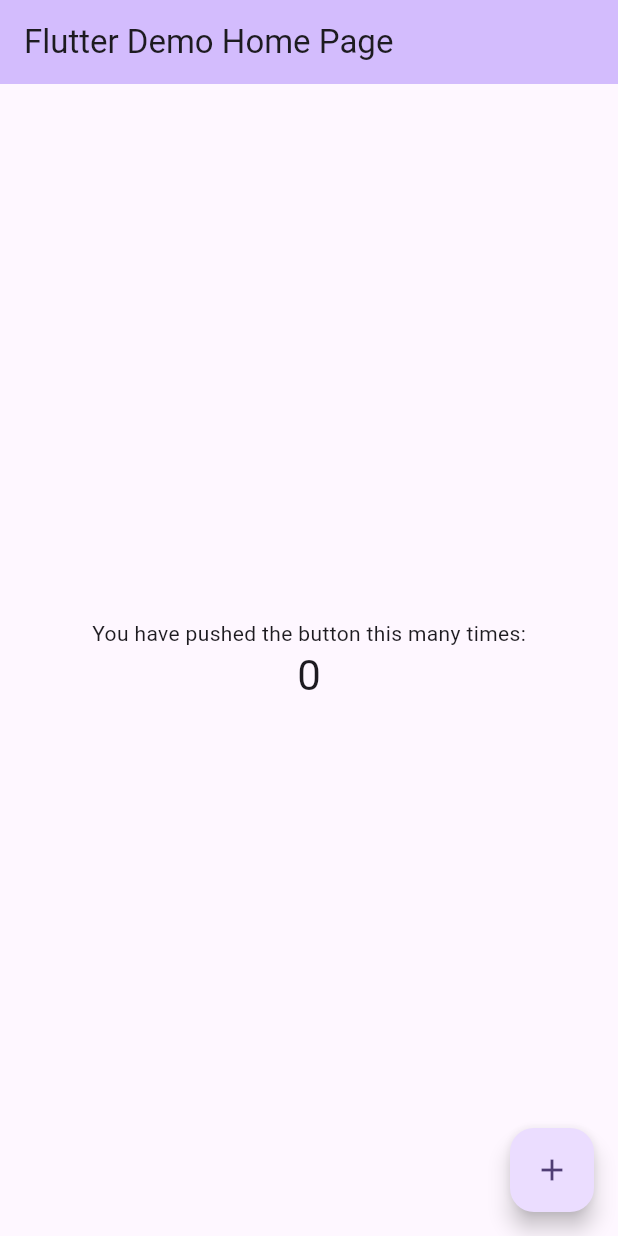
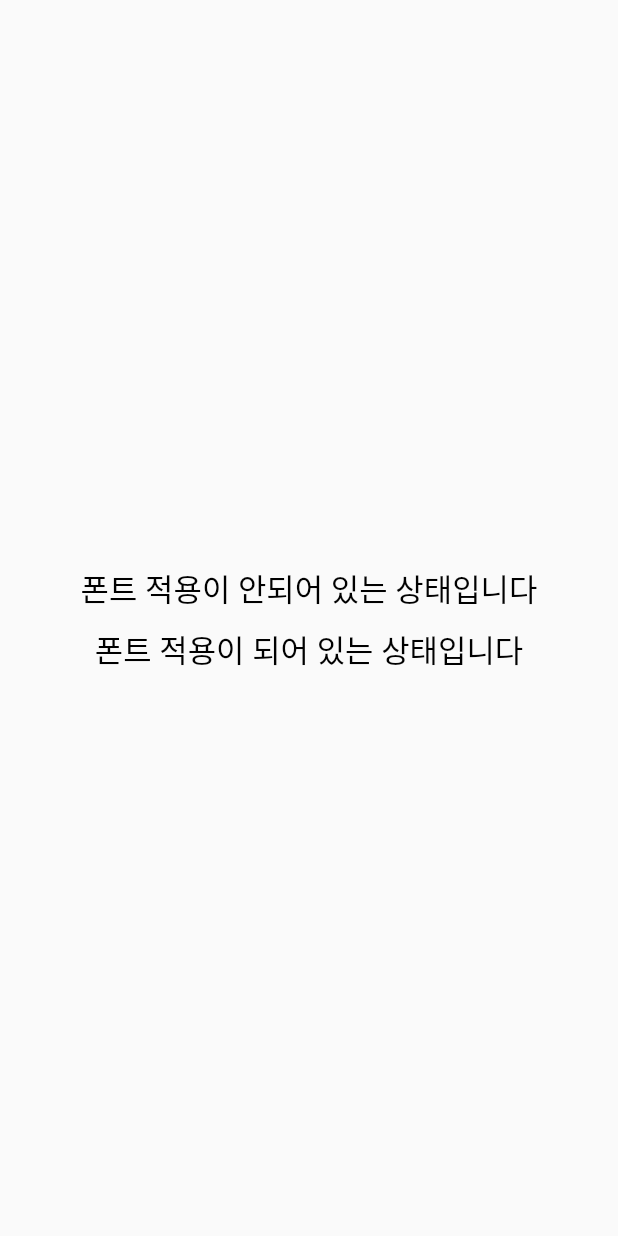
Before and after one commit to Lovingcats/ddobagi-app, a Flutter app: the screen it shows after launch, on a phone screen of 412 x 824 dp. Run offline on Flutter 3.47's test engine with Material 2 defaults, Android fonts, the phone set to English and light mode, and no system bars; our stand-ins replace flutter_screenutil; Roboto replaces fonts that are missing (pretendar).

Commit message:
[ADD] test main page

```diff
--- a/ddobagi_app/lib/main.dart
+++ b/ddobagi_app/lib/main.dart
@@ -1,4 +1,7 @@
 import 'package:flutter/material.dart';
+import 'package:flutter/services.dart';
+import 'package:flutter_screenutil/flutter_screenutil.dart';
+import 'package:provider/provider.dart';
 
 void main() {
   runApp(const MyApp());
@@ -7,119 +10,60 @@ void main() {
 class MyApp extends StatelessWidget {
   const MyApp({super.key});
 
-  // This widget is the root of your application.
   @override
   Widget build(BuildContext context) {
-    return MaterialApp(
-      title: 'Flutter Demo',
-      theme: ThemeData(
-        // This is the theme of your application.
-        //
-        // TRY THIS: Try running your application with "flutter run". You'll see
-        // the application has a blue toolbar. Then, without quitting the app,
-        // try changing the seedColor in the colorScheme below to Colors.green
-        // and then invoke "hot reload" (save your changes or press the "hot
-        // reload" button in a Flutter-supported IDE, or press "r" if you used
-        // the command line to start the app).
-        //
-        // Notice that the counter didn't reset back to zero; the application
-        // state is not lost during the reload. To reset the state, use hot
-        // restart instead.
-        //
-        // This works for code too, not just values: Most code changes can be
-        // tested with just a hot reload.
-        colorScheme: ColorScheme.fromSeed(seedColor: Colors.deepPurple),
-        useMaterial3: true,
-      ),
-      home: const MyHomePage(title: 'Flutter Demo Home Page'),
+    SystemChrome.setPreferredOrientations([
+      DeviceOrientation.portraitUp, // 세로 정방향만 사용할 수 있다.
+      // DeviceOrientation.portraitDown,
+      // DeviceOrientation.landscapeLeft,
+      // DeviceOrientation.landscapeRight,
+    ]);
+
+    return ScreenUtilInit(
+      //screenutil 라이브러리 (뒤에 .h, .w00, .r, .sp등등 크기를 반응형으로 만들어줌)
+      designSize: const Size(360, 800), // 어떤 사이즈를 기준으로 만들것인가
+      builder: (BuildContext context, Widget? child) => const MaterialApp(
+          title: '꼬꼬댁', debugShowCheckedModeBanner: false, home: const Login()),
     );
   }
 }
 
-class MyHomePage extends StatefulWidget {
-  const MyHomePage({super.key, required this.title});
-
-  // This widget is the home page of your application. It is stateful, meaning
-  // that it has a State object (defined below) that contains fields that affect
-  // how it looks.
-
-  // This class is the configuration for the state. It holds the values (in this
-  // case the title) provided by the parent (in this case the App widget) and
-  // used by the build method of the State. Fields in a Widget subclass are
-  // always marked "final".
-
-  final String title;
+class Login extends StatefulWidget {
+  const Login({super.key});
 
   @override
-  State<MyHomePage> createState() => _MyHomePageState();
+  State<Login> createState() => _LoginState();
 }
 
-class _MyHomePageState extends State<MyHomePage> {
-  int _counter = 0;
-
-  void _incrementCounter() {
-    setState(() {
-      // This call to setState tells the Flutter framework that something has
-      // changed in this State, which causes it to rerun the build method below
-      // so that the display can reflect the updated values. If we changed
-      // _counter without calling setState(), then the build method would not be
-      // called again, and so nothing would appear to happen.
-      _counter++;
-    });
-  }
-
+class _LoginState extends State<Login> {
   @override
   Widget build(BuildContext context) {
-    // This method is rerun every time setState is called, for instance as done
-    // by the _incrementCounter method above.
-    //
-    // The Flutter framework has been optimized to make rerunning build methods
-    // fast, so that you can just rebuild anything that needs updating rather
-    // than having to individually change instances of widgets.
     return Scaffold(
-      appBar: AppBar(
-        // TRY THIS: Try changing the color here to a specific color (to
-        // Colors.amber, perhaps?) and trigger a hot reload to see the AppBar
-        // change color while the other colors stay the same.
-        backgroundColor: Theme.of(context).colorScheme.inversePrimary,
-        // Here we take the value from the MyHomePage object that was created by
-        // the App.build method, and use it to set our appbar title.
-        title: Text(widget.title),
-      ),
+      appBar: null,
       body: Center(
-        // Center is a layout widget. It takes a single child and positions it
-        // in the middle of the parent.
         child: Column(
-          // Column is also a layout widget. It takes a list of children and
-          // arranges them vertically. By default, it sizes itself to fit its
-          // children horizontally, and tries to be as tall as its parent.
-          //
-          // Column has various properties to control how it sizes itself and
-          // how it positions its children. Here we use mainAxisAlignment to
-          // center the children vertically; the main axis here is the vertical
-          // axis because Columns are vertical (the cross axis would be
-          // horizontal).
-          //
-          // TRY THIS: Invoke "debug painting" (choose the "Toggle Debug Paint"
-          // action in the IDE, or press "p" in the console), to see the
-          // wireframe for each widget.
           mainAxisAlignment: MainAxisAlignment.center,
-          children: <Widget>[
-            const Text(
-              'You have pushed the button this many times:',
+          children: [
+            Text(
+              "폰트 적용이 안되어 있는 상태입니다",
+              style: TextStyle(
+                fontSize: 18.sp,
+                color: Colors.black,
+              ),
+            ),
+            SizedBox(
+              height: 10.h,
             ),
             Text(
-              '$_counter',
-              style: Theme.of(context).textTheme.headlineMedium,
-            ),
+              "폰트 적용이 되어 있는 상태입니다",
+              style: TextStyle(
+                  fontSize: 18.sp,
+                  color: Colors.black,
+                  fontFamily: 'pretendar'),
+            )
           ],
         ),
       ),
-      floatingActionButton: FloatingActionButton(
-        onPressed: _incrementCounter,
-        tooltip: 'Increment',
-        child: const Icon(Icons.add),
-      ), // This trailing comma makes auto-formatting nicer for build methods.
     );
   }
 }
```
